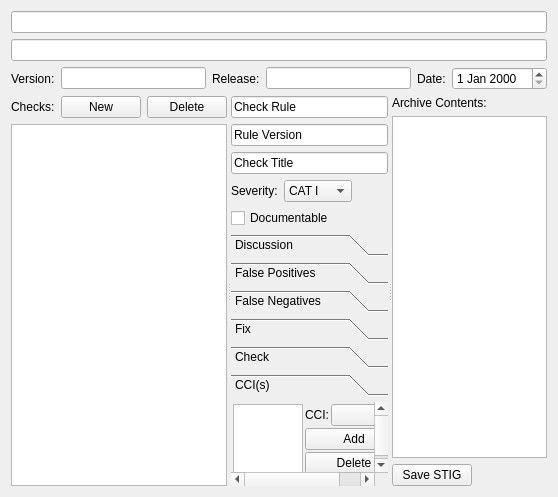
First picture: the form in src/stigedit.ui, repository squinky86/STIGQter, before the edit.
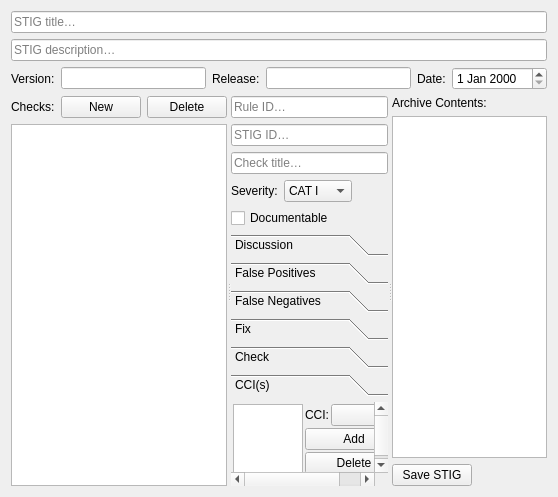
Second picture: the form after the edit.

Patch:
```diff
--- a/src/stigedit.ui
+++ b/src/stigedit.ui
@@ -19,14 +19,20 @@
      <item>
       <widget class="QLineEdit" name="txtTitle">
        <property name="toolTip">
-        <string>STIG Title</string>
+        <string>STIG title, e.g. &quot;Application Security and Development STIG&quot;.</string>
+       </property>
+       <property name="placeholderText">
+        <string>STIG title…</string>
        </property>
       </widget>
      </item>
      <item>
       <widget class="QLineEdit" name="txtDescription">
        <property name="toolTip">
-        <string>STIG Description</string>
+        <string>Short description of the STIG's scope.</string>
+       </property>
+       <property name="placeholderText">
+        <string>STIG description…</string>
        </property>
       </widget>
      </item>
@@ -136,15 +142,18 @@
          <property name="toolTip">
           <string>Check Rule</string>
          </property>
-         <property name="text">
-          <string>Check Rule</string>
+         <property name="placeholderText">
+          <string>Rule ID…</string>
          </property>
         </widget>
        </item>
        <item>
         <widget class="QLineEdit" name="txtCheckRuleVersion">
-         <property name="text">
-          <string>Rule Version</string>
+         <property name="toolTip">
+          <string>STIG ID / rule version for the selected check (e.g. APSC-DV-000010).</string>
+         </property>
+         <property name="placeholderText">
+          <string>STIG ID…</string>
          </property>
         </widget>
        </item>
@@ -153,8 +162,8 @@
          <property name="toolTip">
           <string>Check Title</string>
          </property>
-         <property name="text">
-          <string>Check Title</string>
+         <property name="placeholderText">
+          <string>Check title…</string>
          </property>
          <property name="wordWrap" stdset="0">
           <bool>true</bool>
```
Left out of the diff: 52 changed lines with no effect on the pictures.
